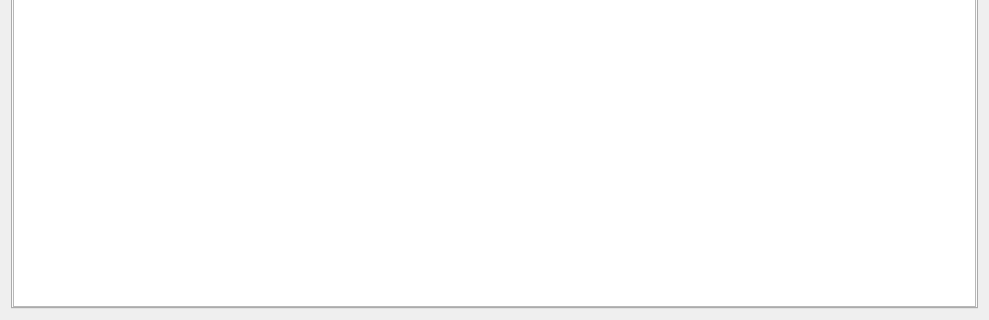
This is breakdown/breakdown.ui in NatronGitHub/stackwalker as Qt 5 draws it before an edit; both pictures show x 0 to 989 and y 319 to 639 of the 989 by 639 pixel window. The edited form follows.
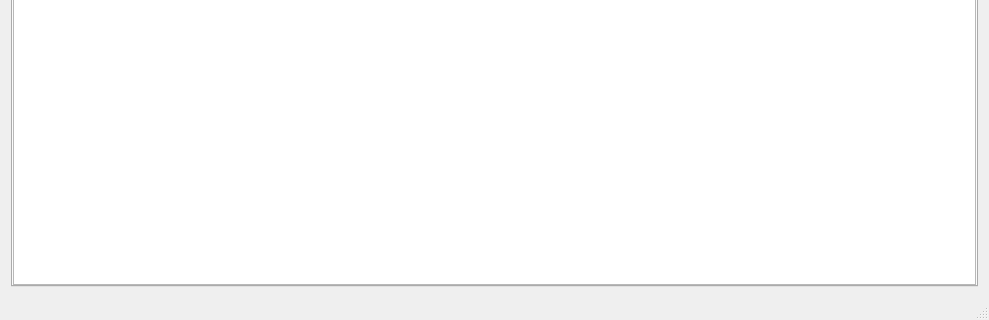
This is the edited form.

What changed in the file:
```diff
--- a/breakdown/breakdown.ui
+++ b/breakdown/breakdown.ui
@@ -843,6 +843,7 @@
    <addaction name="menuFile"/>
    <addaction name="menuHelp"/>
   </widget>
+  <widget class="QStatusBar" name="statusBar"/>
   <action name="actionQuit">
    <property name="text">
     <string>Quit</string>
```
